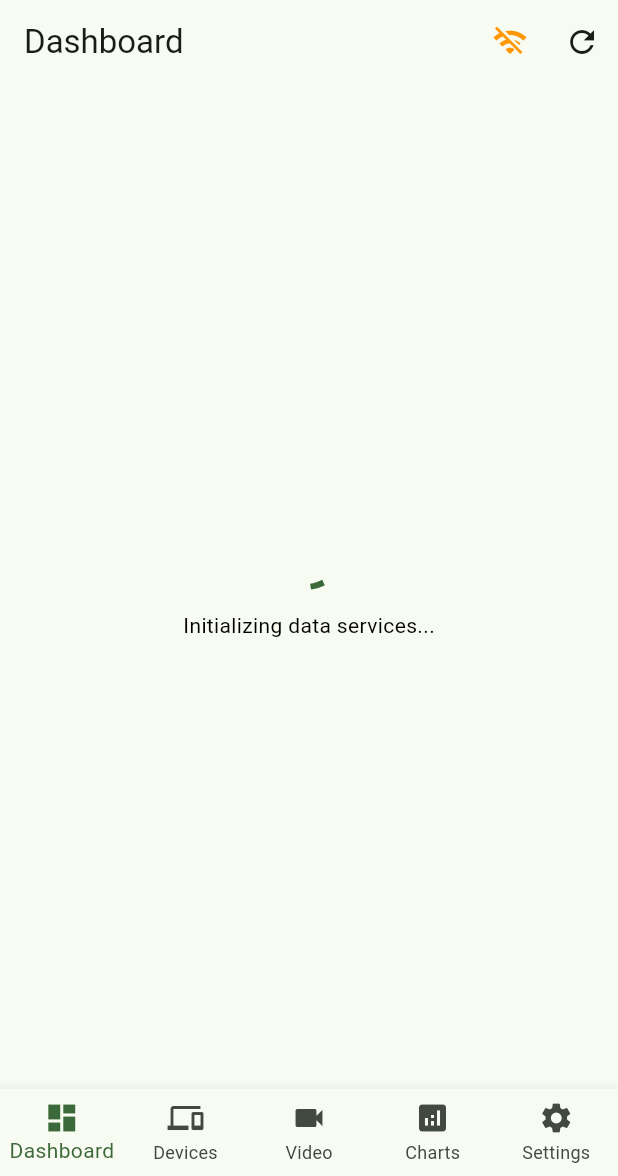
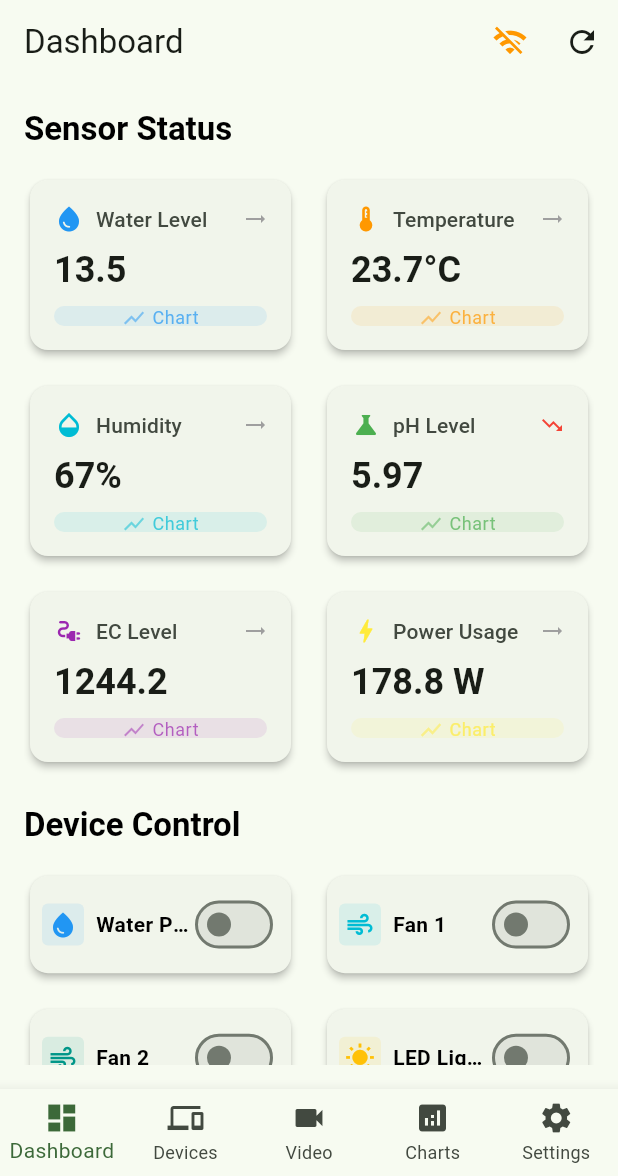
Before and after one commit to BBowdon00/Hydroponic_Monitor, a Flutter app: the screen it shows after launch, on a phone screen of 412 x 824 dp, the part 60-1236 px from its top. Run offline on Flutter 3.47's test engine with Material 3 defaults, Android fonts, the phone set to English and light mode, and no system bars; our stand-ins replace flutter_dotenv, go_router, hooks_riverpod; missing offline and left inert: influxdb_client, mqtt_client.

Commit message:
Eliminate complex service initialization - simplify to lazy initialization
Co-authored-by: BBowdon00 <38965231+BBowdon00@users.noreply.github.com>

```diff
--- a/lib/presentation/pages/dashboard_page.dart
+++ b/lib/presentation/pages/dashboard_page.dart
@@ -20,8 +20,6 @@ class DashboardPage extends ConsumerStatefulWidget {
 class _DashboardPageState extends ConsumerState<DashboardPage> {
   @override
   Widget build(BuildContext context) {
-    // Watch initialization status
-    final dataInitialization = ref.watch(dataServicesInitializationProvider);
     final hasSensorData = ref.watch(hasSensorDataProvider);
 
     return Scaffold(
@@ -42,42 +40,14 @@ class _DashboardPageState extends ConsumerState<DashboardPage> {
           IconButton(
             icon: const Icon(Icons.refresh),
             onPressed: () {
-              // Trigger data refresh
-              ref.invalidate(dataServicesInitializationProvider);
+              // Trigger data refresh by invalidating providers
+              ref.invalidate(realTimeSensorDataProvider);
+              ref.invalidate(latestSensorReadingsProvider);
             },
           ),
         ],
       ),
-      body: dataInitialization.when(
-        data: (_) => _buildDashboardContent(),
-        loading: () => const Center(
-          child: Column(
-            mainAxisAlignment: MainAxisAlignment.center,
-            children: [
-              CircularProgressIndicator(),
-              SizedBox(height: AppTheme.spaceMd),
-              Text('Initializing data services...'),
-            ],
-          ),
-        ),
-        error: (error, stackTrace) => Center(
-          child: Column(
-            mainAxisAlignment: MainAxisAlignment.center,
-            children: [
-              const Icon(Icons.error_outline, color: Colors.red, size: 48),
-              const SizedBox(height: AppTheme.spaceMd),
-              Text('Failed to initialize: $error'),
-              const SizedBox(height: AppTheme.spaceMd),
-              ElevatedButton(
-                onPressed: () {
-                  ref.invalidate(dataServicesInitializationProvider);
-                },
-                child: const Text('Retry'),
-              ),
-            ],
-          ),
-        ),
-      ),
+      body: _buildDashboardContent(),
     );
   }
 
@@ -85,7 +55,8 @@ class _DashboardPageState extends ConsumerState<DashboardPage> {
     return RefreshIndicator(
       onRefresh: () async {
         // Refresh data services
-        ref.invalidate(dataServicesInitializationProvider);
+        ref.invalidate(realTimeSensorDataProvider);
+        ref.invalidate(latestSensorReadingsProvider);
       },
       child: Padding(
         padding: const EdgeInsets.all(AppTheme.spaceMd),
--- a/lib/presentation/providers/data_providers.dart
+++ b/lib/presentation/providers/data_providers.dart
@@ -51,142 +51,21 @@ final deviceRepositoryProvider = Provider<DeviceRepository>((ref) {
   return DeviceRepository(mqttService: mqttService);
 });
 
-/// Provider for initializing the data layer services.
-final dataServicesInitializationProvider = FutureProvider<void>((ref) async {
-  try {
-    // Ensure environment variables from .env are loaded before any services
-    // that read Env.* are created. This prevents empty/incorrect tokens
-    // (causing InfluxDB 401) when tests or app initialization run.
-    await Env.init();
-    Logger.info('Initializing data services', tag: 'DataProviders');
-
-    // Log basic env info for diagnostics in CI/tests
-    Logger.debug(
-      'Influx token present: ${Env.influxToken.isNotEmpty}',
-      tag: 'DataProviders',
-    );
-
-    final sensorRepository = ref.read(sensorRepositoryProvider);
-    final deviceRepository = ref.read(deviceRepositoryProvider);
-    final mqttService = ref.read(mqttServiceProvider);
-
-    // Initialize repositories (allow them to succeed even if underlying services fail)
-    try {
-      // Ensure MQTT and subscriptions are ready first
-      await mqttService.ensureInitialized();
-
-      final sensorResult = await sensorRepository.initialize();
-      if (sensorResult is Failure) {
-        Logger.warning(
-          'Sensor repository initialization had issues: ${sensorResult.error}',
-          tag: 'DataProviders',
-        );
-      } else {
-        Logger.info(
-          'Sensor repository initialized successfully',
-          tag: 'DataProviders',
-        );
-      }
-    } catch (e) {
-      Logger.warning(
-        'Exception during sensor repository initialization (continuing): $e',
-        tag: 'DataProviders',
-      );
-    }
-
-    try {
-      // Prefer repository-level ensureInitialized if available
-      try {
-        if (deviceRepository is dynamic &&
-            (deviceRepository.ensureInitialized is Function)) {
-          final res = await deviceRepository.ensureInitialized();
-          if (res is Failure) {
-            Logger.warning(
-              'Device repository ensureInitialized had issues: ${res.error}',
-              tag: 'DataProviders',
-            );
-          } else {
-            Logger.info(
-              'Device repository ensured initialized',
-              tag: 'DataProviders',
-            );
-          }
-        } else {
-          final deviceResult = await deviceRepository.initialize();
-          if (deviceResult is Failure) {
-            Logger.warning(
-              'Device repository initialization had issues: ${deviceResult.error}',
-              tag: 'DataProviders',
-            );
-          } else {
-            Logger.info(
-              'Device repository initialized successfully',
-              tag: 'DataProviders',
-            );
-          }
-        }
-      } catch (inner) {
-        Logger.warning(
-          'Exception during device repository initialization (continuing): $inner',
-          tag: 'DataProviders',
-        );
-      }
-    } catch (e) {
-      Logger.warning(
-        'Exception during device repository initialization (continuing): $e',
-        tag: 'DataProviders',
-      );
-    }
-
-    Logger.info('Data services initialization completed', tag: 'DataProviders');
-  } catch (e) {
-    Logger.error(
-      'Unexpected error during data services initialization: $e',
-      tag: 'DataProviders',
-      error: e,
-    );
-    // Don't rethrow - allow the app to continue even if services fail
-  }
-});
-
 /// Provider for real-time sensor data stream.
+/// The repository will handle its own initialization when the stream is accessed.
 final realTimeSensorDataProvider = StreamProvider<SensorData>((ref) {
-  // Ensure data services (repositories, subscriptions) are initialized first.
-  ref.watch(dataServicesInitializationProvider);
-
   final sensorRepository = ref.read(sensorRepositoryProvider);
   return sensorRepository.realTimeSensorData;
 });
 
 /// Provider for device status updates stream.
+/// The repository will handle its own initialization when the stream is accessed.
 final deviceStatusUpdatesProvider = StreamProvider<Device>((ref) {
-  // Ensure data services (repositories, subscriptions) are initialized first.
-  ref.watch(dataServicesInitializationProvider);
-
   final deviceRepository = ref.read(deviceRepositoryProvider);
   return deviceRepository.deviceStatusUpdates;
 });
 
 // Individual connection status providers removed - use connectionStatusProvider instead
-
-/// Provider for latest sensor readings.
-final latestSensorReadingsProvider = FutureProvider<List<SensorData>>((
-  ref,
-) async {
-  final sensorRepository = ref.read(sensorRepositoryProvider);
-  final result = await sensorRepository.getLatestReadings();
-
-  return result.when(
-    success: (data) => data,
-    failure: (error) {
-      Logger.error(
-        'Failed to get latest sensor readings: $error',
-        tag: 'DataProviders',
-      );
-      throw Exception('Failed to load sensor data');
-    },
-  );
-});
 
 /// Provider for historical sensor data for a specific type.
 final sensorTypeHistoryProvider =
```
